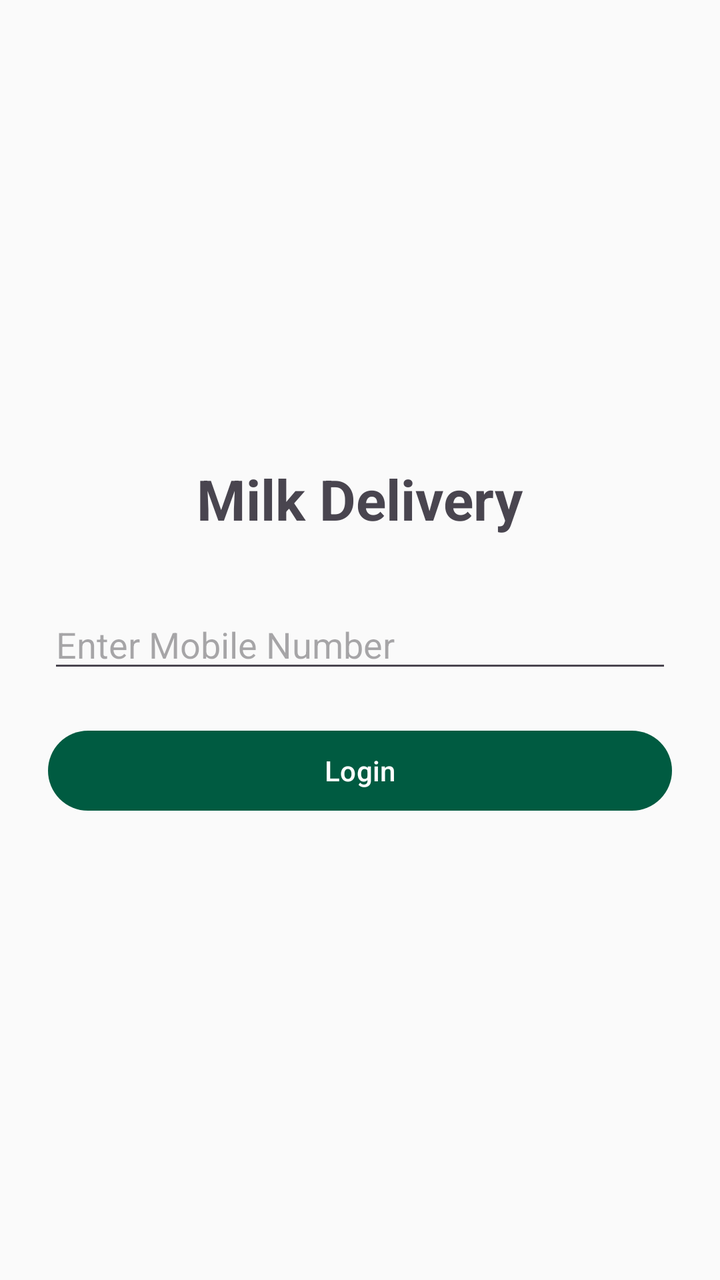
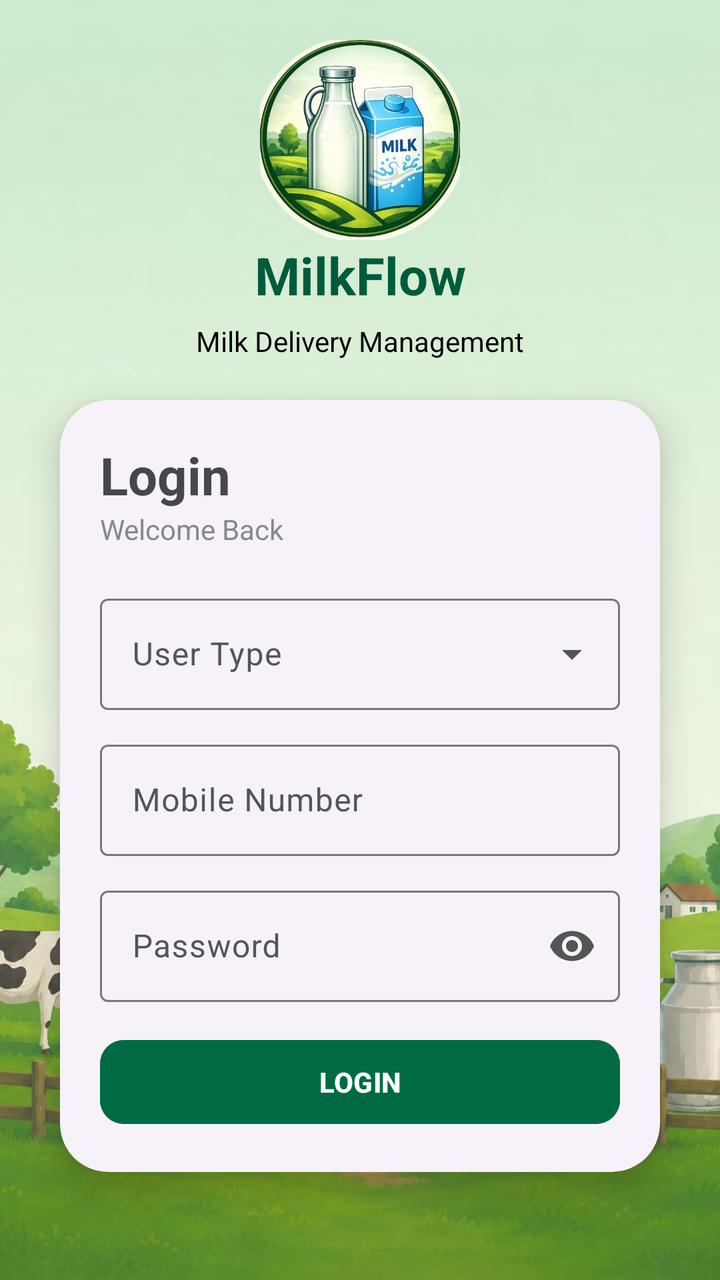

Compare the two renders of this Android layout. The source of the first and the diff that turns it into the second are given below.
<!-- AndroidManifest.xml: application theme Theme.MilkDelivery -->
<!-- res/layout/activity_login.xml -->
<?xml version="1.0" encoding="utf-8"?>
<LinearLayout xmlns:android="http://schemas.android.com/apk/res/android"
    android:layout_width="match_parent"
    android:layout_height="match_parent"
    android:orientation="vertical"
    android:gravity="center"
    android:padding="24dp">

    <TextView
        android:layout_width="wrap_content"
        android:layout_height="wrap_content"
        android:text="Milk Delivery"
        android:textSize="28sp"
        android:textStyle="bold"
        android:layout_marginBottom="32dp"/>

    <EditText
        android:id="@+id/edtPhone"
        android:layout_width="match_parent"
        android:layout_height="wrap_content"
        android:hint="Enter Mobile Number"
        android:inputType="phone"
        android:maxLength="10"/>

    <Button
        android:id="@+id/btnLogin"
        android:layout_width="match_parent"
        android:layout_height="wrap_content"
        android:layout_marginTop="20dp"
        android:text="Login"/>

</LinearLayout>
<!-- resources referenced by this layout -->
<resources>
  <style name="Theme.MilkDelivery" parent="Theme.Material3.DayNight.NoActionBar">
          
          <item name="colorPrimary">@color/primary</item>
          <item name="colorPrimaryDark">@color/primary_dark</item>
          <item name="colorSecondary">@color/secondary</item>
          <item name="android:statusBarColor">@color/primary</item>
          <item name="android:windowLightStatusBar">false</item>
          
          
          <item name="colorSurface">@color/surface</item>
          <item name="colorOnSurface">@color/on_surface</item>
          <item name="android:windowBackground">@color/background</item>
          <item name="colorSurfaceVariant">@color/surface_variant</item>
          <item name="colorOnSurfaceVariant">@color/on_surface_variant</item>
          
          
          <item name="materialCardViewStyle">@style/Widget.Material3.CardView.Elevated</item>
      </style>
  <color name="primary">#005B41</color>
  <color name="primary_dark">#00402E</color>
  <color name="secondary">#03DAC6</color>
  <color name="surface">#FFFFFF</color>
  <color name="on_surface">#212121</color>
  <color name="background">#FAFAFA</color>
  <color name="surface_variant">#F4F4F4</color>
  <color name="on_surface_variant">#555555</color>
</resources>

<!-- the commit's change to res/layout/activity_login.xml (unified diff, before → after) -->
@@ -1,32 +1,163 @@
 <?xml version="1.0" encoding="utf-8"?>
-<LinearLayout xmlns:android="http://schemas.android.com/apk/res/android"
+<androidx.constraintlayout.widget.ConstraintLayout
+    xmlns:android="http://schemas.android.com/apk/res/android"
+    xmlns:app="http://schemas.android.com/apk/res-auto"
     android:layout_width="match_parent"
-    android:layout_height="match_parent"
-    android:orientation="vertical"
-    android:gravity="center"
-    android:padding="24dp">
+    android:layout_height="match_parent">
 
+    
+    <ImageView
+        android:id="@+id/bgImage"
+        android:layout_width="0dp"
+        android:layout_height="0dp"
+        android:scaleType="centerCrop"
+        android:src="@drawable/login_background"
+        app:layout_constraintTop_toTopOf="parent"
+        app:layout_constraintBottom_toBottomOf="parent"
+        app:layout_constraintStart_toStartOf="parent"
+        app:layout_constraintEnd_toEndOf="parent"/>
+
+    
+    <View
+        android:layout_width="0dp"
+        android:layout_height="0dp"
+        android:background="#20FFFFFF"
+        app:layout_constraintTop_toTopOf="parent"
+        app:layout_constraintBottom_toBottomOf="parent"
+        app:layout_constraintStart_toStartOf="parent"
+        app:layout_constraintEnd_toEndOf="parent"/>
+
+    
+    <ImageView
+        android:id="@+id/imgLogo"
+        android:layout_width="100dp"
+        android:layout_height="100dp"
+        android:src="@drawable/ic_milk"
+        android:scaleType="centerCrop"
+        app:layout_constraintTop_toTopOf="parent"
+        app:layout_constraintStart_toStartOf="parent"
+        app:layout_constraintEnd_toEndOf="parent"
+        android:layout_marginTop="20dp"/>
+
+    
     <TextView
+        android:id="@+id/txtTitle"
         android:layout_width="wrap_content"
         android:layout_height="wrap_content"
-        android:text="Milk Delivery"
-        android:textSize="28sp"
+        android:text="MilkFlow"
+        android:textSize="26sp"
         android:textStyle="bold"
-        android:layout_marginBottom="32dp"/>
+        android:textColor="#005B3C"
+        app:layout_constraintTop_toBottomOf="@id/imgLogo"
+        app:layout_constraintStart_toStartOf="parent"
+        app:layout_constraintEnd_toEndOf="parent"/>
 
-    <EditText
-        android:id="@+id/edtPhone"
-        android:layout_width="match_parent"
+    
+    <TextView
+        android:id="@+id/txtSubtitleApp"
+        android:layout_width="wrap_content"
         android:layout_height="wrap_content"
-        android:hint="Enter Mobile Number"
-        android:inputType="phone"
-        android:maxLength="10"/>
+        android:text="Milk Delivery Management"
+        android:textColor="#000000"
+        android:textSize="14sp"
+        android:layout_marginTop="6dp"
+        app:layout_constraintTop_toBottomOf="@id/txtTitle"
+        app:layout_constraintStart_toStartOf="parent"
+        app:layout_constraintEnd_toEndOf="parent"/>
 
-    <Button
-        android:id="@+id/btnLogin"
-        android:layout_width="match_parent"
+    
+    <com.google.android.material.card.MaterialCardView
+        android:id="@+id/loginCard"
+        android:layout_width="300dp"
         android:layout_height="wrap_content"
         android:layout_marginTop="20dp"
-        android:text="Login"/>
+        app:cardCornerRadius="24dp"
+        app:cardElevation="10dp"
+        app:layout_constraintTop_toBottomOf="@id/txtSubtitleApp"
+        app:layout_constraintStart_toStartOf="parent"
+        app:layout_constraintEnd_toEndOf="parent"
+        android:layout_gravity="center">
 
-</LinearLayout>
+        <LinearLayout
+            android:layout_width="match_parent"
+            android:layout_height="wrap_content"
+            android:padding="20dp"
+            android:orientation="vertical">
+            
+            <TextView
+                android:layout_width="wrap_content"
+                android:layout_height="wrap_content"
+                android:text="Login"
+                android:textStyle="bold"
+                android:textSize="26dp"/>
+
+            
+            <TextView
+                android:layout_width="wrap_content"
+                android:layout_height="wrap_content"
+                android:text="Welcome Back"
+                android:textColor="#888888"
+                android:layout_marginBottom="20dp"/>
+
+            
+            <com.google.android.material.textfield.TextInputLayout
+                android:id="@+id/userTypeLayout"
+                style="@style/Widget.Material3.TextInputLayout.OutlinedBox.ExposedDropdownMenu"
+                android:layout_width="match_parent"
+                android:layout_height="wrap_content"
+                android:hint="User Type">
+
+                <AutoCompleteTextView
+                    android:id="@+id/edtUserType"
+                    android:layout_width="match_parent"
+                    android:layout_height="wrap_content"/>
+            </com.google.android.material.textfield.TextInputLayout>
+
+            
+            <com.google.android.material.textfield.TextInputLayout
+                android:id="@+id/mobileLayout"
+                android:layout_width="match_parent"
+                android:layout_height="wrap_content"
+                android:layout_marginTop="12dp"
+                android:hint="Mobile Number">
+
+                <com.google.android.material.textfield.TextInputEditText
+                    android:id="@+id/edtMobile"
+                    android:layout_width="match_parent"
+                    android:layout_height="wrap_content"
+                    android:inputType="phone"/>
+            </com.google.android.material.textfield.TextInputLayout>
+
+            
+            <com.google.android.material.textfield.TextInputLayout
+                android:id="@+id/passwordLayout"
+                android:layout_width="match_parent"
+                android:layout_height="wrap_content"
+                android:layout_marginTop="12dp"
+                android:hint="Password"
+                app:endIconMode="password_toggle">
+
+                <com.google.android.material.textfield.TextInputEditText
+                    android:id="@+id/edtPassword"
+                    android:layout_width="match_parent"
+                    android:layout_height="wrap_content"
+                    android:inputType="textPassword"/>
+            </com.google.android.material.textfield.TextInputLayout>
+
+            
+            <com.google.android.material.button.MaterialButton
+                android:id="@+id/btnLogin"
+                android:layout_width="match_parent"
+                android:layout_height="50dp"
+                android:layout_marginTop="15dp"
+                android:text="LOGIN"
+                android:textStyle="bold"
+                android:textColor="@android:color/white"
+                android:backgroundTint="#006B43"
+                app:cornerRadius="12dp"/>
+
+        </LinearLayout>
+
+    </com.google.android.material.card.MaterialCardView>
+
+</androidx.constraintlayout.widget.ConstraintLayout>
<!-- resource entries referenced after the edit -->
@@ -1,5 +1,7 @@
 <!-- resources referenced by this layout -->
 <resources>
+  <!-- drawable ic_milk: png bitmap (drawable, 409292 bytes) -->
+  <!-- drawable login_background: png bitmap (drawable, 63434 bytes) -->
   <style name="Theme.MilkDelivery" parent="Theme.Material3.DayNight.NoActionBar">
           
           <item name="colorPrimary">@color/primary</item>
